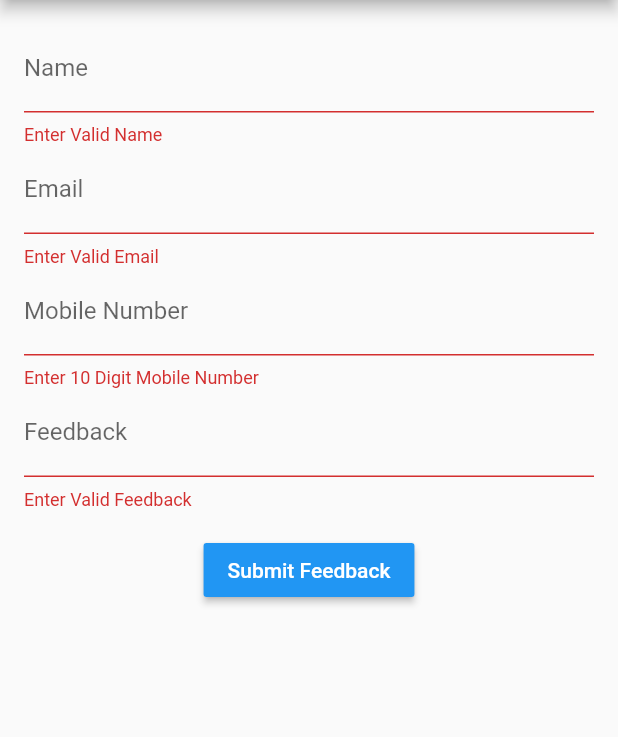
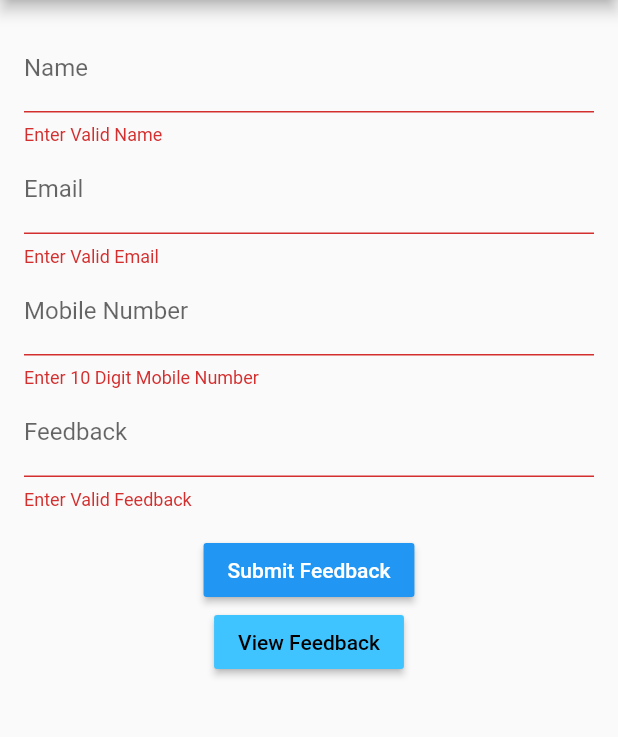
Before and after one commit to PatilShreyas/Flutter2GoogleSheets-Demo, a Flutter app: the screen it shows after launch, after a tap on "Submit Feedback", on a phone screen of 412 x 824 dp, the part 84-821 px from its top. Run offline on Flutter 3.47's test engine with Material 2 defaults, Android fonts, the phone set to English and light mode, and no system bars.

```diff
--- a/lib/main.dart
+++ b/lib/main.dart
@@ -1,4 +1,6 @@
 import 'package:flutter/material.dart';
+import 'package:google_sheets_app/feedback_list.dart';
+
 import 'controller/form_controller.dart';
 import 'model/form.dart';
 
@@ -27,7 +29,6 @@ class MyHomePage extends StatefulWidget {
 }
 
 class _MyHomePageState extends State<MyHomePage> {
-
   // Create a global key that uniquely identifies the Form widget
   // and allows validation of the form.
   //
@@ -52,10 +53,14 @@ class _MyHomePageState extends State<MyHomePage> {
           nameController.text,
           emailController.text,
           mobileNoController.text,
-        feedbackController.text
-      );
+          feedbackController.text);
 
-      FormController formController = FormController((String response) {
+      FormController formController = FormController();
+
+      _showSnackbar("Submitting Feedback");
+
+      // Submit 'feedbackForm' and save it in Google Sheets.
+      formController.submitForm(feedbackForm, (String response) {
         print("Response: $response");
         if (response == FormController.STATUS_SUCCESS) {
           // Feedback is saved succesfully in Google Sheets.
@@ -64,13 +69,7 @@ class _MyHomePageState extends State<MyHomePage> {
           // Error Occurred while saving data in Google Sheets.
           _showSnackbar("Error Occurred!");
         }
-        }
-      );
-
-      _showSnackbar("Submitting Feedback");
-
-      // Submit 'feedbackForm' and save it in Google Sheets.
-      formController.submitForm(feedbackForm);
+      });
     }
   }
 
@@ -94,8 +93,8 @@ class _MyHomePageState extends State<MyHomePage> {
           children: <Widget>[
             Form(
                 key: _formKey,
-                child:
-                  Padding(padding: EdgeInsets.all(16),
+                child: Padding(
+                  padding: EdgeInsets.all(16),
                   child: Column(
                     crossAxisAlignment: CrossAxisAlignment.start,
                     children: <Widget>[
@@ -107,9 +106,7 @@ class _MyHomePageState extends State<MyHomePage> {
                           }
                           return null;
                         },
-                        decoration: InputDecoration(
-                          labelText: 'Name'
-                        ),
+                        decoration: InputDecoration(labelText: 'Name'),
                       ),
                       TextFormField(
                         controller: emailController,
@@ -120,9 +117,7 @@ class _MyHomePageState extends State<MyHomePage> {
                           return null;
                         },
                         keyboardType: TextInputType.emailAddress,
-                        decoration: InputDecoration(
-                          labelText: 'Email'
-                        ),
+                        decoration: InputDecoration(labelText: 'Email'),
                       ),
                       TextFormField(
                         controller: mobileNoController,
@@ -146,19 +141,27 @@ class _MyHomePageState extends State<MyHomePage> {
                           return null;
                         },
                         keyboardType: TextInputType.multiline,
-                        decoration: InputDecoration(
-                          labelText: 'Feedback'
-                        ),
+                        decoration: InputDecoration(labelText: 'Feedback'),
                       ),
                     ],
                   ),
-                )
-              ),
+                )),
             RaisedButton(
               color: Colors.blue,
               textColor: Colors.white,
-                onPressed:_submitForm,
+              onPressed: _submitForm,
               child: Text('Submit Feedback'),
+            ),
+            RaisedButton(
+              color: Colors.lightBlueAccent,
+              textColor: Colors.black,
+              onPressed: () {
+                Navigator.push(
+                  context,
+                  MaterialPageRoute(builder: (context) => FeedbackListScreen()),
+                );
+              },
+              child: Text('View Feedback'),
             ),
           ],
         ),
--- a/lib/model/form.dart
+++ b/lib/model/form.dart
@@ -8,6 +8,10 @@ class FeedbackForm {
   FeedbackForm(this._name, this._email, this._mobileNo, this._feedback);
 
   // Method to make GET parameters.
-  String toParams() =>
-  "?name=$_name&email=$_email&mobileNo=$_mobileNo&feedback=$_feedback";
+  Map toJson() => {
+        'name': _name,
+        'email': _email,
+        'mobileNo': _mobileNo,
+        'feedback': _feedback
+      };
 }
```
Also changed, not shown: lib/controller/form_controller.dart (+14 -10 lines). Lines whose indentation alone changed are shown as unchanged.
